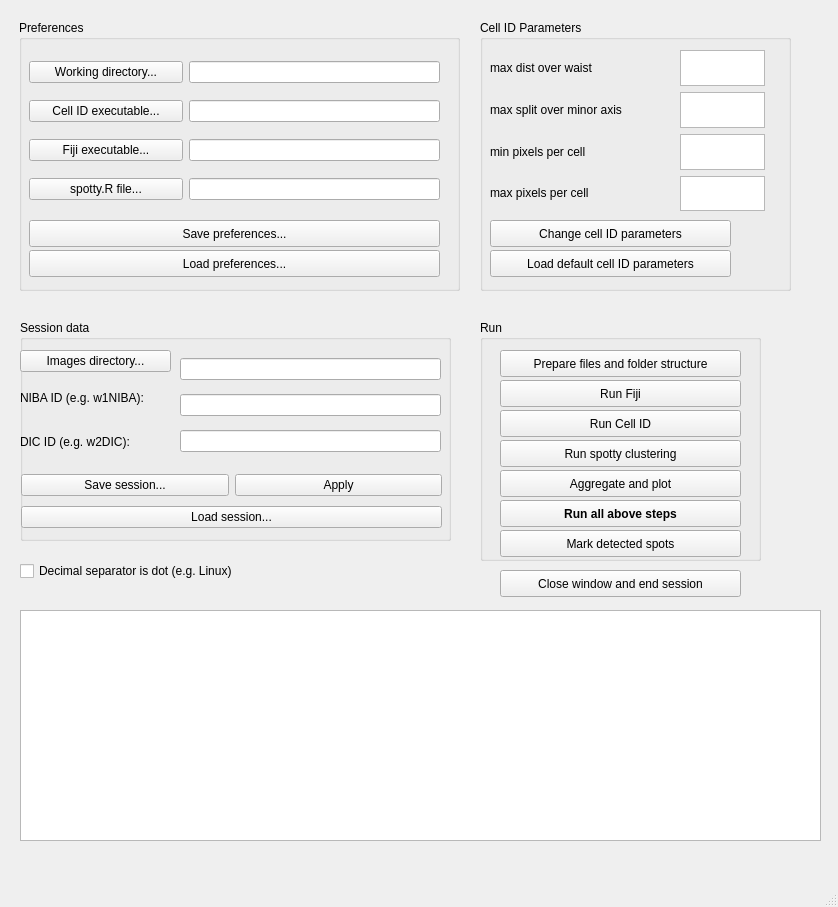
Qt form src/MainWindow.ui (holzwok/Berufspraktikum) before a commit.
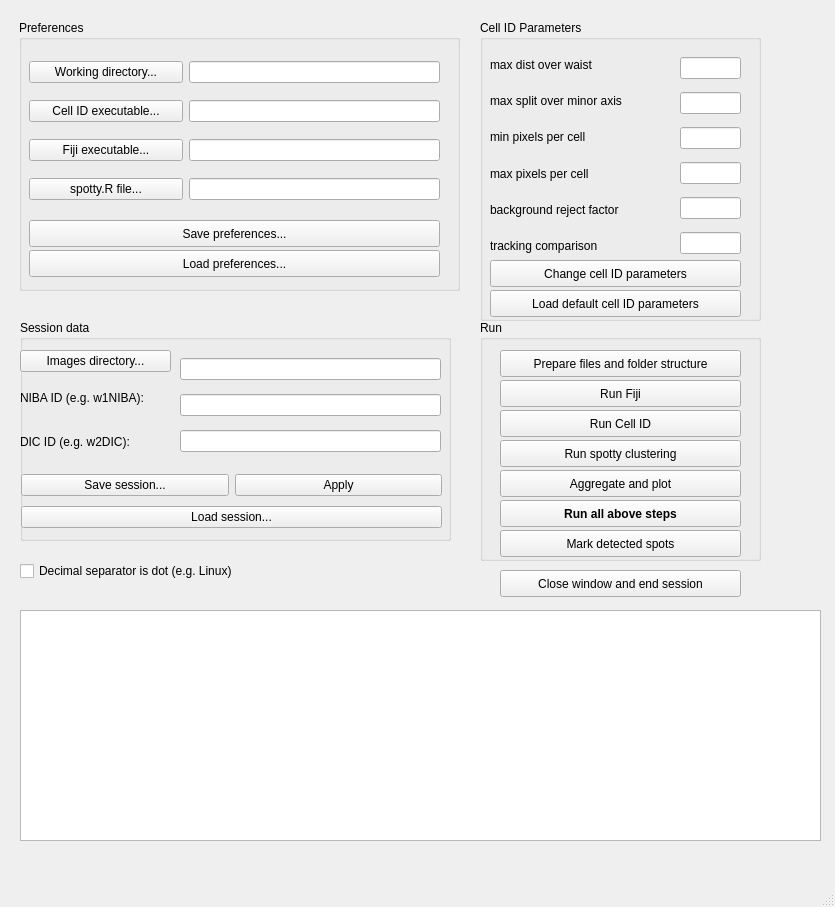
The same form after that commit. Icons and pictures are not drawn.

Commit message: Change cell ID parameters in GUI

```diff
--- a/src/MainWindow.ui
+++ b/src/MainWindow.ui
@@ -6,7 +6,7 @@
    <rect>
     <x>0</x>
     <y>0</y>
-    <width>838</width>
+    <width>835</width>
     <height>907</height>
    </rect>
   </property>
@@ -36,8 +36,8 @@
      <rect>
       <x>480</x>
       <y>20</y>
-      <width>311</width>
-      <height>271</height>
+      <width>281</width>
+      <height>301</height>
      </rect>
     </property>
     <property name="font">
@@ -56,8 +56,8 @@
      <property name="geometry">
       <rect>
        <x>10</x>
-       <y>200</y>
-       <width>241</width>
+       <y>240</y>
+       <width>251</width>
        <height>27</height>
       </rect>
      </property>
@@ -71,7 +71,7 @@
        <x>10</x>
        <y>30</y>
        <width>180</width>
-       <height>161</height>
+       <height>211</height>
       </rect>
      </property>
      <layout class="QVBoxLayout" name="verticalLayout">
@@ -103,14 +103,28 @@
         </property>
        </widget>
       </item>
+      <item>
+       <widget class="QLabel" name="label_7">
+        <property name="text">
+         <string>background reject factor</string>
+        </property>
+       </widget>
+      </item>
+      <item>
+       <widget class="QLabel" name="label_8">
+        <property name="text">
+         <string>tracking comparison</string>
+        </property>
+       </widget>
+      </item>
      </layout>
     </widget>
     <widget class="QPushButton" name="button_load_default_cellid_parameters">
      <property name="geometry">
       <rect>
        <x>10</x>
-       <y>230</y>
-       <width>241</width>
+       <y>270</y>
+       <width>251</width>
        <height>27</height>
       </rect>
      </property>
@@ -118,55 +132,33 @@
       <string>Load default cell ID parameters</string>
      </property>
     </widget>
-    <widget class="QWidget" name="layoutWidget">
+    <widget class="QWidget" name="verticalLayoutWidget">
      <property name="geometry">
       <rect>
        <x>200</x>
        <y>30</y>
-       <width>85</width>
-       <height>161</height>
+       <width>61</width>
+       <height>211</height>
       </rect>
      </property>
      <layout class="QVBoxLayout" name="verticalLayout_4">
       <item>
-       <widget class="QTextEdit" name="max_dist_over_waist">
-        <property name="verticalScrollBarPolicy">
-         <enum>Qt::ScrollBarAlwaysOff</enum>
-        </property>
-        <property name="horizontalScrollBarPolicy">
-         <enum>Qt::ScrollBarAlwaysOff</enum>
-        </property>
-       </widget>
+       <widget class="QLineEdit" name="lineEdit_max_dist_over_waist"/>
       </item>
       <item>
-       <widget class="QTextEdit" name="max_split_over_minor_axis">
-        <property name="verticalScrollBarPolicy">
-         <enum>Qt::ScrollBarAlwaysOff</enum>
-        </property>
-        <property name="horizontalScrollBarPolicy">
-         <enum>Qt::ScrollBarAlwaysOff</enum>
-        </property>
-       </widget>
+       <widget class="QLineEdit" name="lineEdit_max_split_over_minor_axis"/>
       </item>
       <item>
-       <widget class="QTextEdit" name="min_pixels_per_cell">
-        <property name="verticalScrollBarPolicy">
-         <enum>Qt::ScrollBarAlwaysOff</enum>
-        </property>
-        <property name="horizontalScrollBarPolicy">
-         <enum>Qt::ScrollBarAlwaysOff</enum>
-        </property>
-       </widget>
+       <widget class="QLineEdit" name="lineEdit_min_pixels_per_cell"/>
       </item>
       <item>
-       <widget class="QTextEdit" name="max_pixels_per_cell">
-        <property name="verticalScrollBarPolicy">
-         <enum>Qt::ScrollBarAlwaysOff</enum>
-        </property>
-        <property name="horizontalScrollBarPolicy">
-         <enum>Qt::ScrollBarAlwaysOff</enum>
-        </property>
-       </widget>
+       <widget class="QLineEdit" name="lineEdit_max_pixels_per_cell"/>
+      </item>
+      <item>
+       <widget class="QLineEdit" name="lineEdit_background_reject_factor"/>
+      </item>
+      <item>
+       <widget class="QLineEdit" name="lineEdit_tracking_comparison"/>
       </item>
      </layout>
     </widget>
```
Left out of the diff: 4 changed lines with no effect on the pictures. The commit also changes 2 other files.
